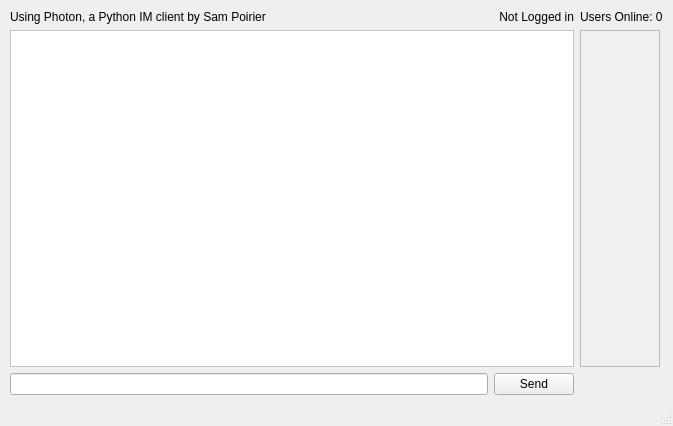
Qt form Client/mainWindow.ui (darthmorf/Photon) before a commit.
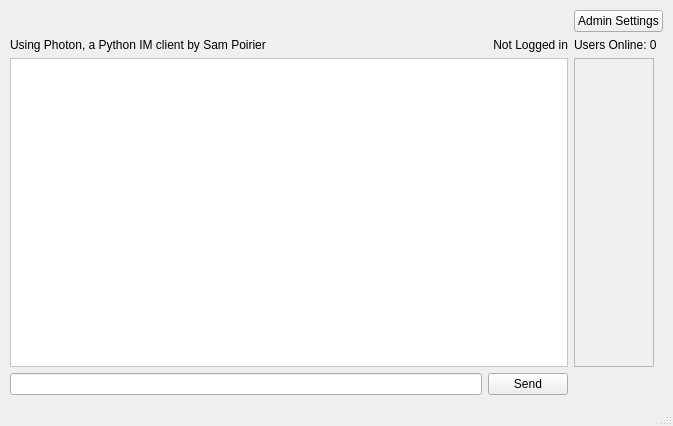
The same form after that commit. Icons and pictures are not drawn.

Commit message: Admin settings UI started

```diff
--- a/Client/mainWindow.ui
+++ b/Client/mainWindow.ui
@@ -77,14 +77,33 @@
     <property name="bottomMargin">
      <number>9</number>
     </property>
-    <item row="0" column="0">
+    <item row="1" column="2">
+     <widget class="QLabel" name="userCountLabel">
+      <property name="sizePolicy">
+       <sizepolicy hsizetype="Preferred" vsizetype="Preferred">
+        <horstretch>0</horstretch>
+        <verstretch>0</verstretch>
+       </sizepolicy>
+      </property>
+      <property name="layoutDirection">
+       <enum>Qt::LeftToRight</enum>
+      </property>
+      <property name="text">
+       <string>Users Online: 0</string>
+      </property>
+      <property name="alignment">
+       <set>Qt::AlignLeading|Qt::AlignLeft|Qt::AlignVCenter</set>
+      </property>
+     </widget>
+    </item>
+    <item row="1" column="0">
      <widget class="QLabel" name="label">
       <property name="text">
        <string>Using Photon, a Python IM client by Sam Poirier</string>
       </property>
      </widget>
     </item>
-    <item row="3" column="1">
+    <item row="5" column="1">
      <widget class="QPushButton" name="messageInputButton">
       <property name="cursor">
        <cursorShape>PointingHandCursor</cursorShape>
@@ -100,10 +119,10 @@
       </property>
      </widget>
     </item>
-    <item row="3" column="0">
+    <item row="5" column="0">
      <widget class="QLineEdit" name="messageInput"/>
     </item>
-    <item row="0" column="1">
+    <item row="1" column="1">
      <widget class="QLabel" name="usernameLabel">
       <property name="sizePolicy">
        <sizepolicy hsizetype="Preferred" vsizetype="Preferred">
@@ -122,7 +141,7 @@
       </property>
      </widget>
     </item>
-    <item row="2" column="2">
+    <item row="4" column="2">
      <widget class="QTextEdit" name="userListBox">
       <property name="enabled">
        <bool>true</bool>
@@ -175,26 +194,7 @@
       </property>
      </widget>
     </item>
-    <item row="0" column="2">
-     <widget class="QLabel" name="userCountLabel">
-      <property name="sizePolicy">
-       <sizepolicy hsizetype="Preferred" vsizetype="Preferred">
-        <horstretch>0</horstretch>
-        <verstretch>0</verstretch>
-       </sizepolicy>
-      </property>
-      <property name="layoutDirection">
-       <enum>Qt::LeftToRight</enum>
-      </property>
-      <property name="text">
-       <string>Users Online: 0</string>
-      </property>
-      <property name="alignment">
-       <set>Qt::AlignLeading|Qt::AlignLeft|Qt::AlignVCenter</set>
-      </property>
-     </widget>
-    </item>
-    <item row="2" column="0" colspan="2">
+    <item row="4" column="0" colspan="2">
      <widget class="QScrollArea" name="messageScrollArea">
       <property name="palette">
        <palette>
@@ -275,7 +275,7 @@
          <x>0</x>
          <y>0</y>
          <width>565</width>
-         <height>337</height>
+         <height>308</height>
         </rect>
        </property>
        <layout class="QGridLayout" name="gridLayout_2">
@@ -335,6 +335,13 @@
       </widget>
      </widget>
     </item>
+    <item row="0" column="2">
+     <widget class="QPushButton" name="adminSettingsButton">
+      <property name="text">
+       <string>Admin Settings</string>
+      </property>
+     </widget>
+    </item>
    </layout>
   </widget>
   <widget class="QStatusBar" name="statusbar"/>
```
The commit also changes 2 other files.
